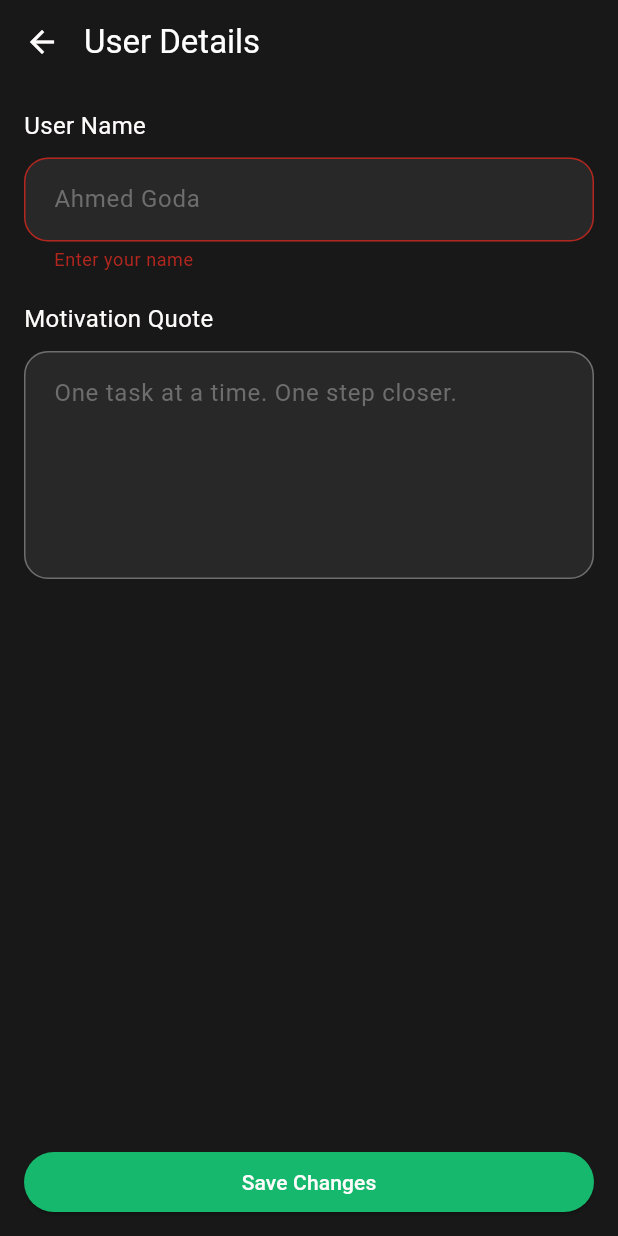
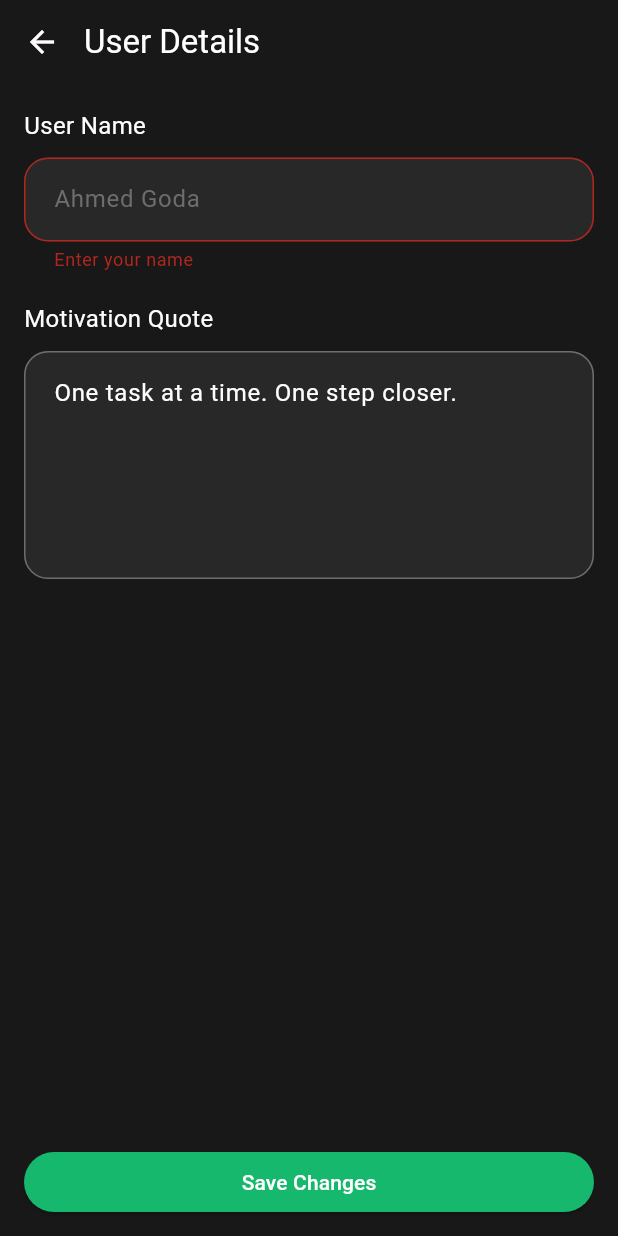
Before and after one commit to AhmedGodaWa/tasky, a Flutter app: the UserDetailsScreen screen opened directly, after a tap on "Save Changes", on a phone screen of 412 x 824 dp. Run offline on Flutter 3.47's test engine with Material 3 defaults, Android fonts, the phone set to English and light mode, and no system bars; our stand-ins replace flutter_svg, shared_preferences; accounts and stored records are empty.

Commit message:
refactor: update welcome screen with shared widgets

```diff
--- a/lib/screens/user_details_screen.dart
+++ b/lib/screens/user_details_screen.dart
@@ -31,9 +31,9 @@ class _UserDetailsScreenState extends State<UserDetailsScreen> {
   Future<void> _loadUserData() async {
     final prefs = await SharedPreferences.getInstance();
 
-    _userNameController.text =
-        prefs.getString('userName') ?? 'One task at a time. One step closer.';
-    _motivationController.text = prefs.getString('motivation') ?? '';
+    _userNameController.text = prefs.getString('userName') ?? '';
+    _motivationController.text =
+        prefs.getString('motivation') ?? 'One task at a time. One step closer.';
   }
 
   Future<void> _saveUserData() async {
--- a/lib/screens/welcome_screen.dart
+++ b/lib/screens/welcome_screen.dart
@@ -1,6 +1,8 @@
 import 'package:flutter/material.dart';
 import 'package:flutter_svg/svg.dart';
 import 'package:shared_preferences/shared_preferences.dart';
+import 'package:tasky/core/widgets/custom_text_form_field.dart';
+import 'package:tasky/core/widgets/primary_button.dart';
 import 'package:tasky/screens/main_screen.dart';
 
 class WelcomeScreen extends StatefulWidget {
@@ -81,19 +83,10 @@ class _WelcomeScreenState extends State<WelcomeScreen> {
                     Column(
                       crossAxisAlignment: CrossAxisAlignment.start,
                       children: [
-                        const Padding(
-                          padding: EdgeInsets.all(8.0),
-                          child: Text(
-                            'Full Name',
-                            style: TextStyle(
-                              color: Color(0xFFFFFCFC),
-                              fontSize: 16,
-                            ),
-                          ),
-                        ),
-
-                        TextFormField(
+                        CustomTextFormField(
                           controller: _nameController,
+                          title: 'Full Name',
+                          hintText: 'e.g. Ahmed Goda',
                           validator: (value) {
                             if (value == null || value.isEmpty) {
                               return 'Enter your name';
@@ -105,34 +98,14 @@ class _WelcomeScreenState extends State<WelcomeScreen> {
 
                             return null;
                           },
-                          cursorColor: const Color(0xFFFFFCFC),
-                          style: const TextStyle(color: Color(0xFFFFFCFC)),
-                          decoration: InputDecoration(
-                            hintText: 'e.g. Ahmed Goda',
-                            hintStyle: const TextStyle(
-                              color: Color(0xFF6D6D6D),
-                            ),
-                            filled: true,
-                            fillColor: const Color(0xFF282828),
-                            border: OutlineInputBorder(
-                              borderRadius: BorderRadius.circular(16),
-                              borderSide: BorderSide.none,
-                            ),
-                            contentPadding: const EdgeInsets.symmetric(
-                              vertical: 16,
-                              horizontal: 16,
-                            ),
-                          ),
                         ),
                       ],
                     ),
 
                     const SizedBox(height: 24),
 
-                    SizedBox(
-                      height: 40,
-                      width: double.infinity,
-                      child: ElevatedButton(
+                    PrimaryButton(
+                      text: "Let’s Get Started",
                       onPressed: () async {
                         if (_formKey.currentState!.validate()) {
                           /// Give me a copy of the SharedPrefrences stored on the device
@@ -155,15 +128,6 @@ class _WelcomeScreenState extends State<WelcomeScreen> {
                           return;
                         }
                       },
-                        style: ElevatedButton.styleFrom(
-                          backgroundColor: const Color(0xFF15B86C),
-                          foregroundColor: const Color(0xFFFFFCFC),
-                        ),
-                        child: const Text(
-                          "Let’s Get Started",
-                          style: TextStyle(fontSize: 14),
-                        ),
-                      ),
                     ),
                   ],
                 ),
```
Lines whose indentation alone changed are shown as unchanged.
